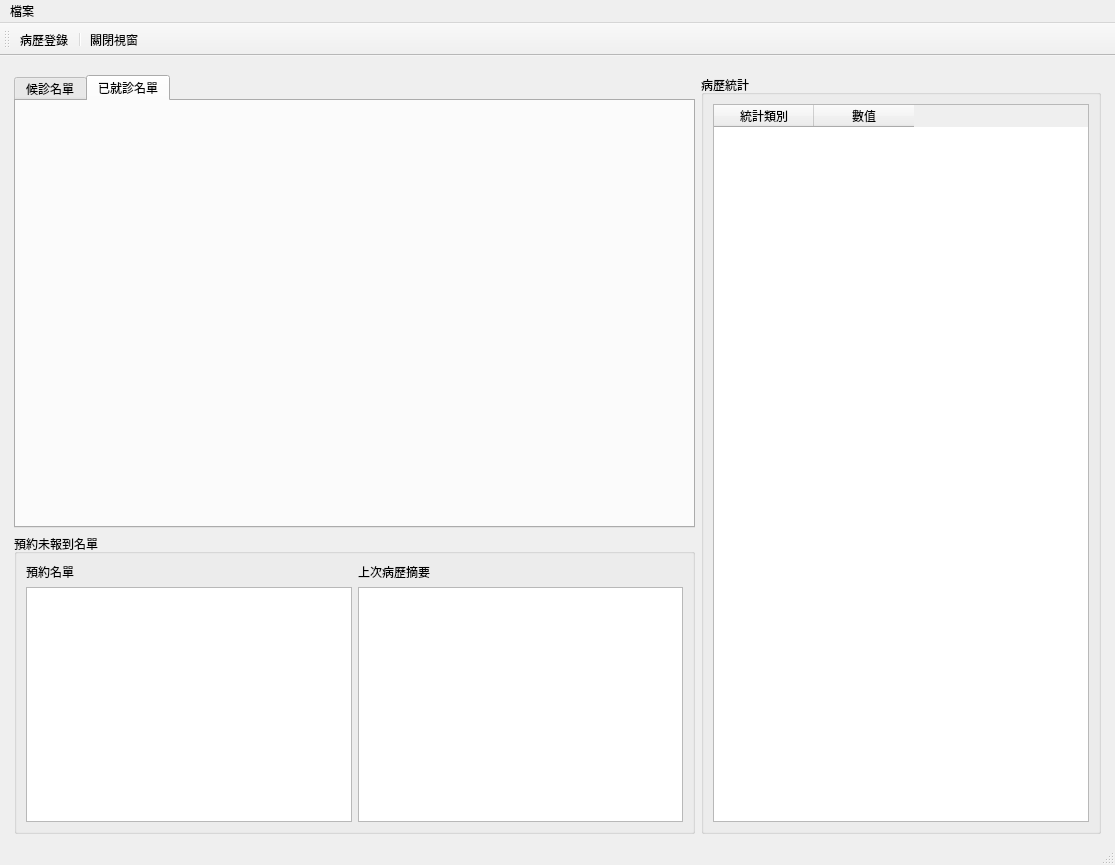
Qt form ui/waiting_list.ui (picacat/pyMedical) before a commit.
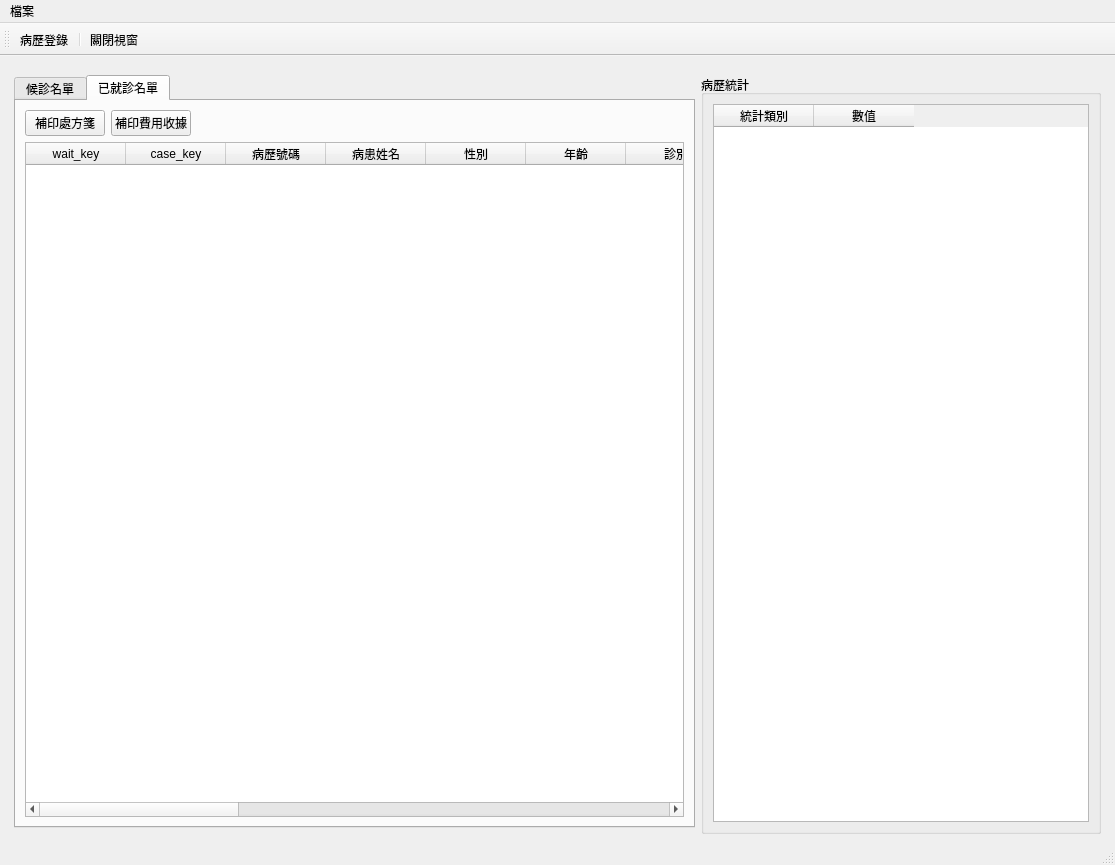
The same form after that commit. The open tabs and pages were chosen to show the change. Icons and pictures are not drawn.

```diff
--- a/ui/waiting_list.ui
+++ b/ui/waiting_list.ui
@@ -26,41 +26,6 @@
       <property name="rightMargin">
        <number>5</number>
       </property>
-      <item row="1" column="0">
-       <widget class="QGroupBox" name="groupBox_reserve">
-        <property name="maximumSize">
-         <size>
-          <width>16777215</width>
-          <height>300</height>
-         </size>
-        </property>
-        <property name="title">
-         <string>預約未報到名單</string>
-        </property>
-        <layout class="QGridLayout" name="gridLayout_2">
-         <item row="1" column="1">
-          <widget class="QPlainTextEdit" name="plainTextEdit_medical_record"/>
-         </item>
-         <item row="0" column="1">
-          <widget class="QLabel" name="label">
-           <property name="text">
-            <string>上次病歷摘要</string>
-           </property>
-          </widget>
-         </item>
-         <item row="1" column="0">
-          <widget class="QTableWidget" name="tableWidget_reserve_list"/>
-         </item>
-         <item row="0" column="0">
-          <widget class="QLabel" name="label_2">
-           <property name="text">
-            <string>預約名單</string>
-           </property>
-          </widget>
-         </item>
-        </layout>
-       </widget>
-      </item>
       <item row="0" column="1" rowspan="2">
        <widget class="QGroupBox" name="groupBox_statistics">
         <property name="maximumSize">
@@ -211,12 +176,256 @@
             </column>
            </widget>
           </item>
+          <item>
+           <widget class="QGroupBox" name="groupBox_reserve">
+            <property name="maximumSize">
+             <size>
+              <width>16777215</width>
+              <height>300</height>
+             </size>
+            </property>
+            <property name="title">
+             <string>預約未報到名單</string>
+            </property>
+            <layout class="QGridLayout" name="gridLayout_2">
+             <item row="0" column="1">
+              <widget class="QLabel" name="label">
+               <property name="text">
+                <string>上次病歷摘要</string>
+               </property>
+              </widget>
+             </item>
+             <item row="1" column="0">
+              <widget class="QTableWidget" name="tableWidget_reservation_list">
+               <property name="editTriggers">
+                <set>QAbstractItemView::NoEditTriggers</set>
+               </property>
+               <property name="selectionMode">
+                <enum>QAbstractItemView::SingleSelection</enum>
+               </property>
+               <property name="selectionBehavior">
+                <enum>QAbstractItemView::SelectRows</enum>
+               </property>
+               <column>
+                <property name="text">
+                 <string>reserve_key</string>
+                </property>
+               </column>
+               <column>
+                <property name="text">
+                 <string>預約時間</string>
+                </property>
+               </column>
+               <column>
+                <property name="text">
+                 <string>班別</string>
+                </property>
+               </column>
+               <column>
+                <property name="text">
+                 <string>診別</string>
+                </property>
+               </column>
+               <column>
+                <property name="text">
+                 <string>診號</string>
+                </property>
+               </column>
+               <column>
+                <property name="text">
+                 <string>病歷號</string>
+                </property>
+               </column>
+               <column>
+                <property name="text">
+                 <string>姓名</string>
+                </property>
+               </column>
+               <column>
+                <property name="text">
+                 <string>性別</string>
+                </property>
+               </column>
+               <column>
+                <property name="text">
+                 <string>年齡</string>
+                </property>
+               </column>
+               <column>
+                <property name="text">
+                 <string>聯絡電話</string>
+                </property>
+               </column>
+              </widget>
+             </item>
+             <item row="0" column="0">
+              <widget class="QLabel" name="label_2">
+               <property name="text">
+                <string>預約名單</string>
+               </property>
+              </widget>
+             </item>
+             <item row="1" column="1">
+              <widget class="QTextEdit" name="textEdit_medical_record"/>
+             </item>
+            </layout>
+           </widget>
+          </item>
          </layout>
         </widget>
         <widget class="QWidget" name="tab">
          <attribute name="title">
           <string>已就診名單</string>
          </attribute>
+         <layout class="QVBoxLayout" name="verticalLayout_3">
+          <item>
+           <layout class="QHBoxLayout" name="horizontalLayout_2">
+            <item>
+             <widget class="QPushButton" name="pushButton">
+              <property name="text">
+               <string>補印處方箋</string>
+              </property>
+              <property name="icon">
+               <iconset>
+                <normaloff>../icons/printer-printing.png</normaloff>../icons/printer-printing.png</iconset>
+              </property>
+             </widget>
+            </item>
+            <item>
+             <widget class="QPushButton" name="pushButton_2">
+              <property name="text">
+               <string>補印費用收據</string>
+              </property>
+              <property name="icon">
+               <iconset>
+                <normaloff>../icons/printer.png</normaloff>../icons/printer.png</iconset>
+              </property>
+             </widget>
+            </item>
+            <item>
+             <spacer name="horizontalSpacer">
+              <property name="orientation">
+               <enum>Qt::Horizontal</enum>
+              </property>
+              <property name="sizeHint" stdset="0">
+               <size>
+                <width>40</width>
+                <height>20</height>
+               </size>
+              </property>
+             </spacer>
+            </item>
+           </layout>
+          </item>
+          <item>
+           <widget class="QTableWidget" name="tableWidget_wait_completed">
+            <property name="editTriggers">
+             <set>QAbstractItemView::NoEditTriggers</set>
+            </property>
+            <property name="selectionMode">
+             <enum>QAbstractItemView::SingleSelection</enum>
+            </property>
+            <property name="selectionBehavior">
+             <enum>QAbstractItemView::SelectRows</enum>
+            </property>
+            <column>
+             <property name="text">
+              <string>wait_key</string>
+             </property>
+            </column>
+            <column>
+             <property name="text">
+              <string>case_key</string>
+             </property>
+            </column>
+            <column>
+             <property name="text">
+              <string>病歷號碼</string>
+             </property>
+            </column>
+            <column>
+             <property name="text">
+              <string>病患姓名</string>
+             </property>
+            </column>
+            <column>
+             <property name="text">
+              <string>性別</string>
+             </property>
+            </column>
+            <column>
+             <property name="text">
+              <string>年齡</string>
+             </property>
+            </column>
+            <column>
+             <property name="text">
+              <string>診別</string>
+             </property>
+            </column>
+            <column>
+             <property name="text">
+              <string>診號</string>
+             </property>
+            </column>
+            <column>
+             <property name="text">
+              <string>保險</string>
+             </property>
+            </column>
+            <column>
+             <property name="text">
+              <string>掛號類別</string>
+             </property>
+            </column>
+            <column>
+             <property name="text">
+              <string>負擔類別</string>
+             </property>
+            </column>
+            <column>
+             <property name="text">
+              <string>就醫類別</string>
+             </property>
+            </column>
+            <column>
+             <property name="text">
+              <string>初複診</string>
+             </property>
+            </column>
+            <column>
+             <property name="text">
+              <string>卡序</string>
+             </property>
+            </column>
+            <column>
+             <property name="text">
+              <string>療程</string>
+             </property>
+            </column>
+            <column>
+             <property name="text">
+              <string>主診斷</string>
+             </property>
+            </column>
+            <column>
+             <property name="text">
+              <string>給藥日數</string>
+             </property>
+            </column>
+            <column>
+             <property name="text">
+              <string>主治醫師</string>
+             </property>
+            </column>
+            <column>
+             <property name="text">
+              <string>推拿師父</string>
+             </property>
+            </column>
+           </widget>
+          </item>
+         </layout>
         </widget>
        </widget>
       </item>
```
Left out of the diff: 12 changed lines with no effect on the pictures.
